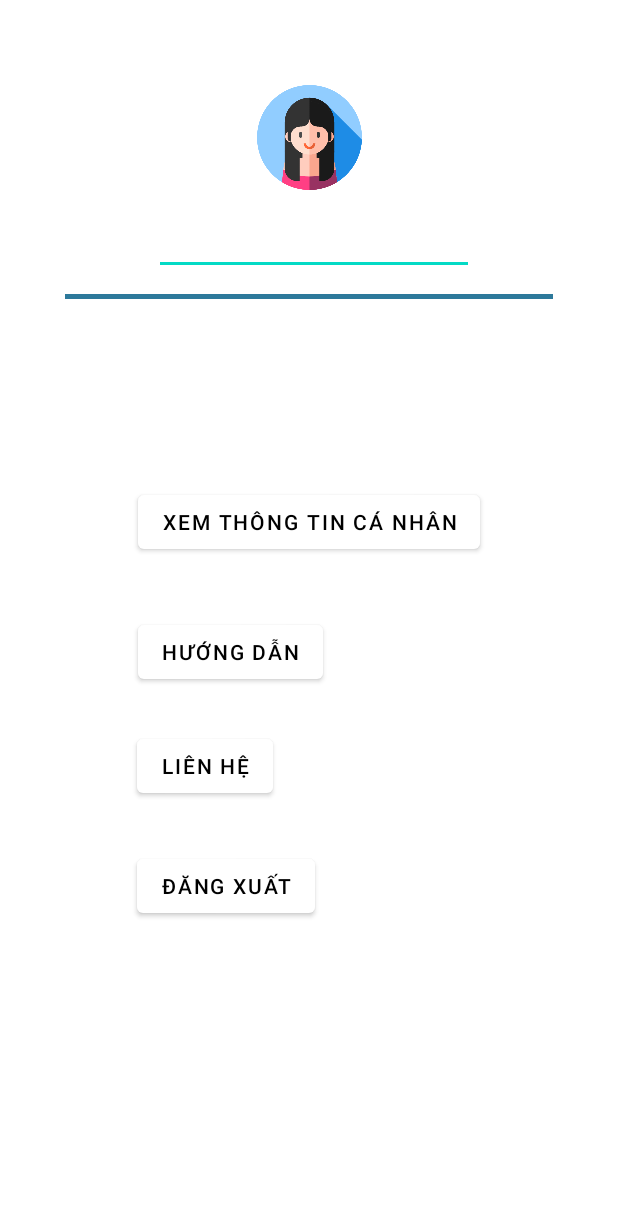
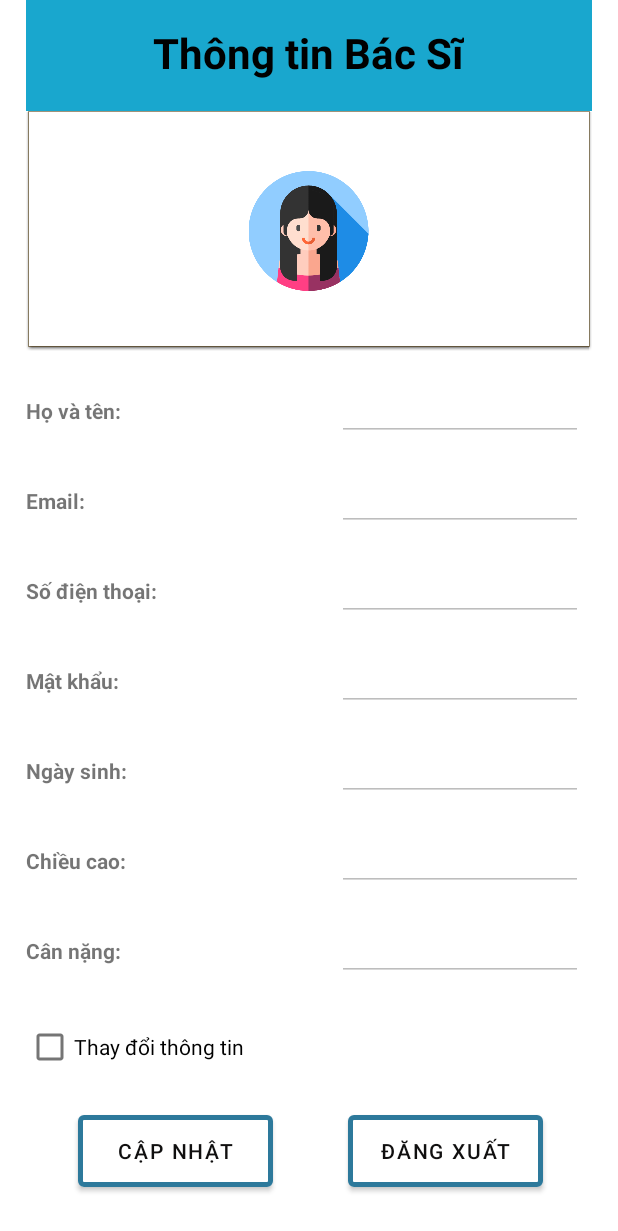
Before and after one commit to AnhDuc2k1/btl-android-n17, an Android app: the UserProfile screen opened directly, with no data from a screen before it, on a phone screen of 412 x 824 dp. Shown: the top 1231 px of the screen. Run offline under Robolectric (Android 15) with nearby library versions, the phone set to English and light mode, and no system bars; 1 statement that could not run was skipped.

Commit message:
them ganh nang cho Thanh

```diff
--- a/app/src/main/java/com/ptit/healthcare/admin/doctor/DoctorDetail.java
+++ b/app/src/main/java/com/ptit/healthcare/admin/doctor/DoctorDetail.java
@@ -27,9 +27,9 @@ public class DoctorDetail extends AppCompatActivity {
         Intent intent= DoctorDetail.this.getIntent();
 
         final EditText editTextIDBS =(EditText)findViewById(R.id.edID);
-        final EditText editTextTenBS =(EditText)findViewById(R.id.edTenBS);
+        final EditText editTextTenBS =(EditText)findViewById(R.id.edUsername3);
         final EditText editTextChuyenKhoa = (EditText)findViewById(R.id.edChuyenKhoa);
-        final EditText editTextSDT =(EditText)findViewById(R.id.edSDT);
+        final EditText editTextSDT =(EditText)findViewById(R.id.edPhoneNum3);
         final EditText editTextKinhNghiem =(EditText)findViewById(R.id.edKinhNghiem);
 
         editTextIDBS.setText(intent.getStringExtra("idBS"));
--- a/app/src/main/java/com/ptit/healthcare/user/Home.java
+++ b/app/src/main/java/com/ptit/healthcare/user/Home.java
@@ -21,6 +21,7 @@ public class Home extends AppCompatActivity {
 
         Intent userIntent = Home.this.getIntent();
         String usernameIntent = userIntent.getStringExtra("username");
+        int id = Integer.valueOf(userIntent.getStringExtra("userId"));
 
 
         username = (EditText) findViewById(R.id.edUsername2);
--- a/app/src/main/java/com/ptit/healthcare/user/Login.java
+++ b/app/src/main/java/com/ptit/healthcare/user/Login.java
@@ -43,7 +43,6 @@ public class Login extends AppCompatActivity {
                         Toast.makeText(Login.this, "Đăng nhập thành công", Toast.LENGTH_SHORT).show();
                         User user1 = userQuery.getUserByPhone(phone);
                         Intent intent = new Intent(view.getContext(), Home.class);
-                        Intent intent2 = new Intent(view.getContext(), UserProfile.class);
                         intent.putExtra("idUser", Integer.toString(user1.getId()));
                         intent.putExtra("username", user1.getUsername());
                         startActivity(intent);
--- a/app/src/main/java/com/ptit/healthcare/user/Register.java
+++ b/app/src/main/java/com/ptit/healthcare/user/Register.java
@@ -10,7 +10,6 @@ import android.widget.EditText;
 import android.widget.Toast;
 
 import com.ptit.healthcare.R;
-import com.ptit.healthcare.database.DatabaseHelper;
 import com.ptit.healthcare.database.UserQuery;
 
 public class Register extends AppCompatActivity {
@@ -23,7 +22,7 @@ public class Register extends AppCompatActivity {
         setContentView(R.layout.activity_register);
         username = (EditText) findViewById(R.id.edUsername1);
         phonenumber = (EditText) findViewById(R.id.edPhoneNum1);
-        password = (EditText) findViewById(R.id.edPassword);
+        password = (EditText) findViewById(R.id.edPassword3);
         repassword = (EditText) findViewById(R.id.edRePassword);
         register = (Button) findViewById(R.id.btnRegister);
         backtoLogin = (Button) findViewById(R.id.btnBackLogin);
--- a/app/src/main/java/com/ptit/healthcare/user/UserProfile.java
+++ b/app/src/main/java/com/ptit/healthcare/user/UserProfile.java
@@ -6,34 +6,105 @@ import android.content.Intent;
 import android.os.Bundle;
 import android.view.View;
 import android.widget.Button;
+import android.widget.CheckBox;
 import android.widget.EditText;
+import android.widget.Toast;
 
 import com.ptit.healthcare.R;
-import com.ptit.healthcare.admin.doctor.DoctorDetail;
+import com.ptit.healthcare.database.DoctorQuery;
+import com.ptit.healthcare.database.UserQuery;
+import com.ptit.healthcare.entities.Doctor;
+import com.ptit.healthcare.entities.User;
 
 public class UserProfile extends AppCompatActivity {
-    Button xemthongtin, dangxuat;
-    EditText username;
+    Button btnCapNhat, btnLogout;
+    CheckBox cbCapNhat;
+
     @Override
     protected void onCreate(Bundle savedInstanceState) {
         super.onCreate(savedInstanceState);
         setContentView(R.layout.activity_user_profile);
 
-        Intent userIntent= UserProfile.this.getIntent();
-        String usernameIntent = userIntent.getStringExtra("username");
-
-        username = (EditText) findViewById(R.id.edUsername3);
-        xemthongtin = (Button) findViewById(R.id.btnUserinfo);
-        dangxuat = (Button) findViewById(R.id.btnLogout);
+        Intent intent= UserProfile.this.getIntent();
 
 
-        username.setText(usernameIntent);
-        dangxuat.setOnClickListener(new View.OnClickListener() {
+        final EditText editTextUsername =(EditText)findViewById(R.id.edUsername3);
+        final EditText editTextEmail = (EditText)findViewById(R.id.edEmail);
+        final EditText editTextPhoneNum =(EditText)findViewById(R.id.edPhoneNum3);
+        final EditText editTextPass =(EditText)findViewById(R.id.edPassword3);
+        final EditText editTextDob =(EditText)findViewById(R.id.edDob);
+        final EditText editTextHeight =(EditText)findViewById(R.id.edHeight);
+        final EditText editTextWeight =(EditText)findViewById(R.id.edWeight);
+
+        int id = Integer.parseInt(intent.getStringExtra("id").toString());
+        editTextUsername.setText(intent.getStringExtra("username"));
+        editTextEmail.setText(intent.getStringExtra("email"));
+        editTextPhoneNum.setText(intent.getStringExtra("phonenumber"));
+        editTextPass.setText(intent.getStringExtra("password"));
+        editTextDob.setText(intent.getStringExtra("dob"));
+        editTextHeight.setText(intent.getStringExtra("height"));
+        editTextWeight.setText(intent.getStringExtra("weight"));
+
+
+        editTextUsername.setEnabled(false);
+        editTextEmail.setEnabled(false);
+        editTextPhoneNum.setEnabled(false);
+        editTextPass.setEnabled(false);
+        editTextDob.setEnabled(false);
+        editTextHeight.setEnabled(false);
+        editTextWeight.setEnabled(false);
+
+        btnLogout=(Button) findViewById(R.id.btnLogout);
+        btnCapNhat= (Button) findViewById(R.id.btnCapNhat);
+        cbCapNhat= (CheckBox) findViewById(R.id.checkboxCapNhat);
+
+        cbCapNhat.setOnClickListener(new View.OnClickListener() {
+            @Override
+            public void onClick(View v) {
+                editTextUsername.setEnabled(true);
+                editTextEmail.setEnabled(true);
+                editTextPhoneNum.setEnabled(true);
+                editTextPass.setEnabled(true);
+                editTextDob.setEnabled(true);
+                editTextHeight.setEnabled(true);
+                editTextWeight.setEnabled(true);
+            }
+        });
+
+        btnLogout.setOnClickListener(new View.OnClickListener() {
             @Override
             public void onClick(View view) {
                 Intent intent = new Intent(getApplicationContext(), Login.class);
                 startActivity(intent);
             }
         });
+
+        btnCapNhat.setOnClickListener(new View.OnClickListener() {
+            @Override
+            public void onClick(View v) {
+                User user = new User();
+                UserQuery db = new UserQuery(getBaseContext());
+                user.setId(id);
+                user.setUsername(editTextUsername.getText().toString());
+                user.setEmail(editTextEmail.getText().toString());
+                user.setPassword(editTextPass.getText().toString());
+                user.setPhoneNumber(editTextPhoneNum.getText().toString());
+                user.setDob(editTextDob.getText().toString());
+                user.setWeight(Integer.parseInt(editTextWeight.getText().toString()));
+                user.setHeight(Integer.parseInt(editTextHeight.getText().toString()));
+
+                int result = db.update(user);
+                if (result > 0)
+                {
+                    Toast.makeText(getBaseContext(), "Cập nhật thông tin thành công!", Toast.LENGTH_SHORT).show();
+                }
+                else {
+                    Toast.makeText(getBaseContext(), "Cập nhật thông tin không thành công!", Toast.LENGTH_SHORT).show();
+                }
+
+                setResult(RESULT_OK, null);
+                finish();
+            }
+        });
     }
 }
--- a/app/src/main/res/layout/activity_doctor_detail.xml
+++ b/app/src/main/res/layout/activity_doctor_detail.xml
@@ -90,7 +90,7 @@
                     android:textStyle="bold"></TextView>
 
                 <EditText
-                    android:id="@+id/edTenBS"
+                    android:id="@+id/edUsername3"
                     android:textSize="14sp"
                     android:textStyle="bold"
                     tools:ignore="TouchTargetSizeCheck"></EditText>
@@ -118,7 +118,7 @@
                     android:textStyle="bold"></TextView>
 
                 <EditText
-                    android:id="@+id/edSDT"
+                    android:id="@+id/edPhoneNum3"
                     android:layout_width="164dp"
                     android:textSize="14sp"
                     android:textStyle="bold"></EditText>
--- a/app/src/main/res/layout/activity_register.xml
+++ b/app/src/main/res/layout/activity_register.xml
@@ -71,7 +71,7 @@
         app:layout_constraintTop_toBottomOf="@+id/edUsername1" />
 
     <EditText
-        android:id="@+id/edPassword"
+        android:id="@+id/edPassword3"
         android:layout_width="wrap_content"
         android:layout_height="wrap_content"
         android:layout_marginStart="32dp"
@@ -96,7 +96,7 @@
         android:textColor="@color/black"
         android:textSize="16dp"
         app:layout_constraintStart_toEndOf="@+id/imageView14"
-        app:layout_constraintTop_toBottomOf="@+id/edPassword" />
+        app:layout_constraintTop_toBottomOf="@+id/edPassword3" />
 
     <ImageView
         android:id="@+id/imageView11"
--- a/app/src/main/res/layout/activity_update_user_detail.xml
+++ b/app/src/main/res/layout/activity_update_user_detail.xml
@@ -241,14 +241,14 @@
 
     <ImageView
         android:id="@+id/imageView21"
-        android:layout_width="70dp"
-        android:layout_height="70dp"
+        android:layout_width="60dp"
+        android:layout_height="60dp"
         app:layout_constraintBottom_toBottomOf="parent"
         app:layout_constraintEnd_toEndOf="parent"
-        app:layout_constraintHorizontal_bias="0.495"
+        app:layout_constraintHorizontal_bias="0.481"
         app:layout_constraintStart_toStartOf="parent"
         app:layout_constraintTop_toTopOf="parent"
-        app:layout_constraintVertical_bias="0.095"
-        app:srcCompat="@drawable/avatar" />
+        app:layout_constraintVertical_bias="0.104"
+        app:srcCompat="@drawable/working" />
 
 </androidx.constraintlayout.widget.ConstraintLayout>
--- a/app/src/main/res/layout/activity_user_profile.xml
+++ b/app/src/main/res/layout/activity_user_profile.xml
@@ -4,108 +4,203 @@
     xmlns:tools="http://schemas.android.com/tools"
     android:layout_width="match_parent"
     android:layout_height="match_parent"
-    tools:context=".admin.user.UpdateUserDetail">
+    tools:context=".user.UserProfile">
 
 
-    <Button
-        android:id="@+id/btnHotline"
-        android:layout_width="wrap_content"
-        android:layout_height="wrap_content"
-        android:layout_marginBottom="32dp"
-        android:text="Liên hệ"
-        android:textColor="@color/black"
-        app:backgroundTint="@color/white"
-        app:layout_constraintBottom_toTopOf="@+id/btnLogout"
-        app:layout_constraintEnd_toEndOf="parent"
-        app:layout_constraintHorizontal_bias="0.285"
-        app:layout_constraintStart_toStartOf="parent"
-        tools:strokeColor="#2196F3"
-        tools:strokeWidth="2dp" />
-
-    <Button
-        android:id="@+id/btnLogout"
-        android:layout_width="wrap_content"
-        android:layout_height="wrap_content"
-        android:text="Đăng xuất"
-        android:textColor="@color/black"
-        app:backgroundTint="@color/white"
+    <LinearLayout
+        android:layout_width="408dp"
+        android:layout_height="828dp"
+        android:layout_marginBottom="16dp"
+        android:background="@color/white"
+        android:orientation="vertical"
         app:layout_constraintBottom_toBottomOf="parent"
         app:layout_constraintEnd_toEndOf="parent"
-        app:layout_constraintHorizontal_bias="0.312"
-        app:layout_constraintStart_toStartOf="parent"
-        app:layout_constraintTop_toTopOf="parent"
-        app:layout_constraintVertical_bias="0.73"
-        tools:strokeColor="#2196F3"
-        tools:strokeWidth="2dp" />
-
-    <Button
-        android:id="@+id/btnGuide"
-        android:layout_width="wrap_content"
-        android:layout_height="wrap_content"
-        android:layout_marginBottom="28dp"
-        android:text="Hướng dẫn"
-        android:textColor="@color/black"
-        app:backgroundTint="@color/white"
-        app:layout_constraintBottom_toTopOf="@+id/btnHotline"
-        app:layout_constraintEnd_toEndOf="parent"
-        app:layout_constraintHorizontal_bias="0.318"
-        app:layout_constraintStart_toStartOf="parent"
-        tools:strokeColor="#2196F3"
-        tools:strokeWidth="2dp" />
-
-    <View
-        android:id="@+id/view3"
-        android:layout_width="325dp"
-        android:layout_height="3dp"
-        android:background="#2D799B"
-        app:layout_constraintBottom_toBottomOf="parent"
-        app:layout_constraintEnd_toEndOf="parent"
-        app:layout_constraintStart_toStartOf="parent"
-        app:layout_constraintTop_toTopOf="parent"
-        app:layout_constraintVertical_bias="0.239" />
+        app:layout_constraintHorizontal_bias="0.481"
+        app:layout_constraintStart_toStartOf="parent">
 
 
-    <ImageButton
-        android:id="@+id/imageButton"
-        android:layout_width="70dp"
-        android:layout_height="74dp"
-        android:background="@color/white"
-        android:scaleType="centerInside"
-        app:layout_constraintBottom_toBottomOf="parent"
-        app:layout_constraintEnd_toEndOf="parent"
-        app:layout_constraintHorizontal_bias="0.501"
-        app:layout_constraintStart_toStartOf="parent"
-        app:layout_constraintTop_toTopOf="parent"
-        app:layout_constraintVertical_bias="0.073"
-        app:srcCompat="@drawable/avatar" />
+        <TableLayout
+            android:layout_width="match_parent"
+            android:layout_height="wrap_content"
 
-    <EditText
-        android:id="@+id/edUsername3"
-        android:layout_width="wrap_content"
-        android:layout_height="wrap_content"
-        android:ems="10"
-        android:inputType="textPersonName"
-        app:layout_constraintBottom_toBottomOf="parent"
-        app:layout_constraintEnd_toEndOf="parent"
-        app:layout_constraintHorizontal_bias="0.517"
-        app:layout_constraintStart_toStartOf="parent"
-        app:layout_constraintTop_toTopOf="parent"
-        app:layout_constraintVertical_bias="0.177" />
+            android:layout_margin="15dp"
+            >
 
-    <Button
-        android:id="@+id/btnUserinfo"
-        android:layout_width="wrap_content"
-        android:layout_height="wrap_content"
-        android:layout_marginBottom="30dp"
-        android:text="Xem thông tin cá nhân"
-        android:textColor="@color/black"
-        app:backgroundTint="@color/white"
-        app:layout_constraintBottom_toTopOf="@+id/btnGuide"
-        app:layout_constraintEnd_toEndOf="parent"
-        app:layout_constraintStart_toStartOf="parent"
-        app:layout_constraintTop_toTopOf="parent"
-        app:layout_constraintVertical_bias="0.973"
-        tools:strokeColor="#2196F3"
-        tools:strokeWidth="2dp" />
+            <TableRow
+                android:layout_width="match_parent"
+                android:layout_height="match_parent"
+                android:background="@color/light_blue"
+                android:gravity="center"
+                android:padding="10dp">
+
+                <TextView
+                    android:id="@+id/textViewThongTinChiTietBS"
+                    android:layout_width="wrap_content"
+                    android:layout_height="wrap_content"
+                    android:layout_marginTop="10dp"
+                    android:layout_marginBottom="10dp"
+                    android:text="Thông tin Bác Sĩ"
+                    android:textColor="#000000"
+                    android:textSize="28sp"
+                    android:textStyle="bold" />
+            </TableRow>
+
+            <TableRow
+                android:layout_width="match_parent"
+                android:layout_height="match_parent"
+                android:background="@android:drawable/editbox_dropdown_light_frame"
+                android:outlineAmbientShadowColor="@color/light_blue"
+                android:gravity="center"
+                android:padding="10dp">
+
+                <ImageView
+                    android:id="@+id/imageView2"
+                    android:layout_width="80dp"
+                    android:layout_height="80dp"
+
+                    android:layout_marginTop="30dp"
+                    android:layout_marginBottom="30dp"
+                    android:src="@drawable/avatar"
+                    app:layout_constraintBottom_toBottomOf="parent"
+                    app:layout_constraintEnd_toEndOf="parent"
+                    app:layout_constraintHorizontal_bias="0.185"
+                    app:layout_constraintStart_toStartOf="parent"
+                    app:layout_constraintTop_toTopOf="parent"
+                    app:layout_constraintVertical_bias="0.8" />
+            </TableRow>
+
+            <TableRow android:layout_marginTop="20dp">
+
+                <TextView
+                    android:background="@color/white"
+                    android:text="Họ và tên:"
+                    android:textSize="14sp"
+                    android:textStyle="bold"></TextView>
+
+                <EditText
+                    android:id="@+id/edUsername3"
+                    android:textSize="14sp"
+                    android:textStyle="bold"
+                    tools:ignore="TouchTargetSizeCheck"></EditText>
+            </TableRow>
+
+            <TableRow android:layout_marginTop="20dp">
+
+                <TextView
+                    android:text="Email:"
+                    android:textSize="14sp"
+                    android:textStyle="bold"></TextView>
+
+                <EditText
+                    android:id="@+id/edEmail"
+                    android:textSize="14sp"
+                    android:textStyle="bold"></EditText>
+            </TableRow>
+
+            <TableRow android:layout_marginTop="20dp">
+
+                <TextView
+                    android:layout_height="wrap_content"
+                    android:text="Số điện thoại:"
+                    android:textSize="14sp"
+                    android:textStyle="bold"></TextView>
+
+                <EditText
+                    android:id="@+id/edPhoneNum3"
+                    android:layout_width="164dp"
+                    android:textSize="14sp"
+                    android:textStyle="bold"></EditText>
+            </TableRow>
+
+            <TableRow android:layout_marginTop="20dp">
+
+                <TextView
+                    android:text="Mật khẩu:"
+                    android:textSize="14sp"
+                    android:textStyle="bold"></TextView>
+
+                <EditText
+                    android:id="@+id/edPassword3"
+                    android:textSize="14sp"
+                    android:inputType="textPassword"
+                    android:textStyle="bold"></EditText>
+            </TableRow>
+            <TableRow android:layout_marginTop="20dp">
+
+                <TextView
+                    android:text="Ngày sinh:"
+                    android:textSize="14sp"
+                    android:textStyle="bold"></TextView>
+
+                <EditText
+                    android:id="@+id/edDob"
+                    android:textSize="14sp"
+                    android:textStyle="bold"></EditText>
+            </TableRow>
+
+            <TableRow android:layout_marginTop="20dp">
+
+                <TextView
+                    android:text="Chiều cao:"
+                    android:textSize="14sp"
+                    android:textStyle="bold"></TextView>
+
+                <EditText
+                    android:id="@+id/edHeight"
+                    android:textSize="14sp"
+                    android:textStyle="bold"></EditText>
+            </TableRow>
+            <TableRow android:layout_marginTop="20dp">
+
+                <TextView
+                    android:text="Cân nặng:"
+                    android:textSize="14sp"
+                    android:textStyle="bold"></TextView>
+
+                <EditText
+                    android:id="@+id/edWeight"
+                    android:textSize="14sp"
+                    android:textStyle="bold"></EditText>
+            </TableRow>
+
+            <TableRow android:layout_marginTop="20dp">
+
+                <CheckBox
+                    android:id="@+id/checkboxCapNhat"
+                    android:text="Thay đổi thông tin"></CheckBox>
+
+            </TableRow>
+        </TableLayout>
+
+        <LinearLayout
+            android:layout_width="match_parent"
+            android:layout_height="78dp"
+            android:orientation="horizontal">
+
+            <Button
+                android:id="@+id/btnCapNhat"
+                android:layout_width="130dp"
+                android:layout_height="60dp"
+                android:layout_marginLeft="50dp"
+                android:layout_marginRight="50dp"
+                android:text="Cập nhật"
+                android:textColor="#100F0F"
+                app:backgroundTint="@color/white"
+                app:strokeColor="#2D799B"
+                app:strokeWidth="3dp"></Button>
+
+            <Button
+                android:id="@+id/btnLogout"
+                android:layout_width="130dp"
+                android:layout_height="60dp"
+                android:text="Đăng xuất"
+                android:textColor="#100F0F"
+                app:backgroundTint="@color/white"
+                app:strokeColor="#2D799B"
+                app:strokeWidth="3dp" />
+
+        </LinearLayout>
+
+    </LinearLayout>
 
 </androidx.constraintlayout.widget.ConstraintLayout>
```
